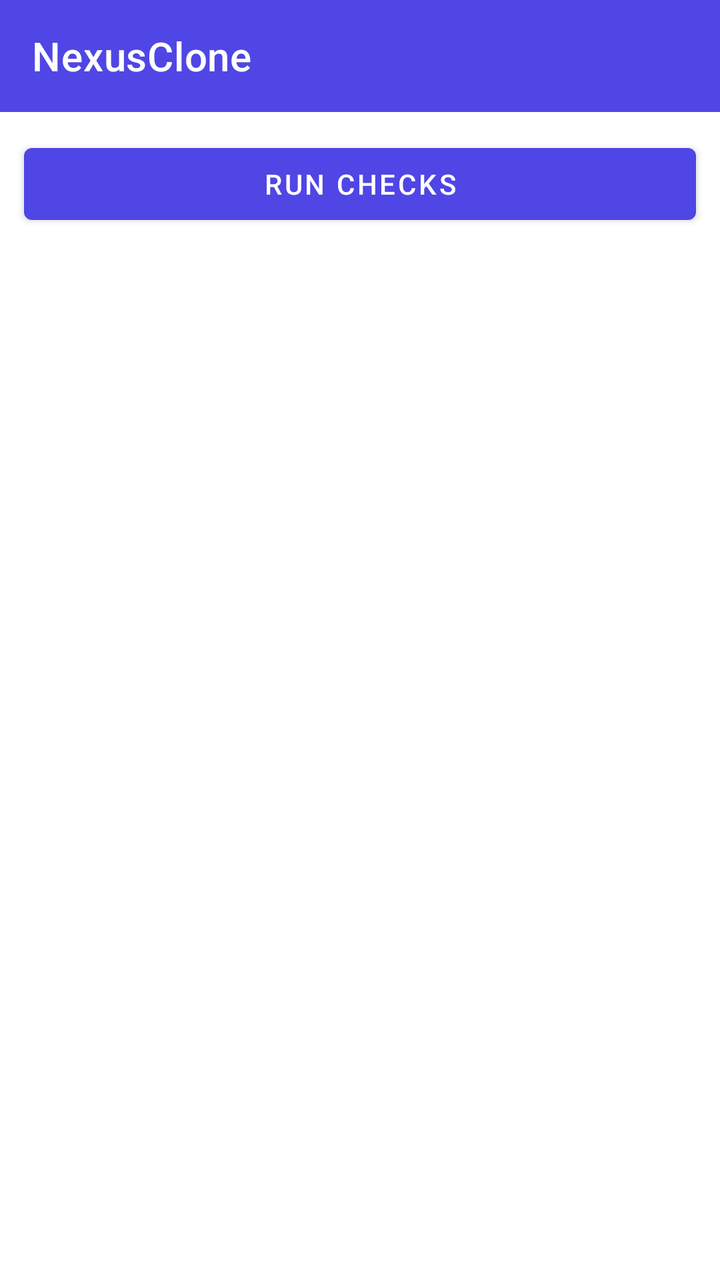
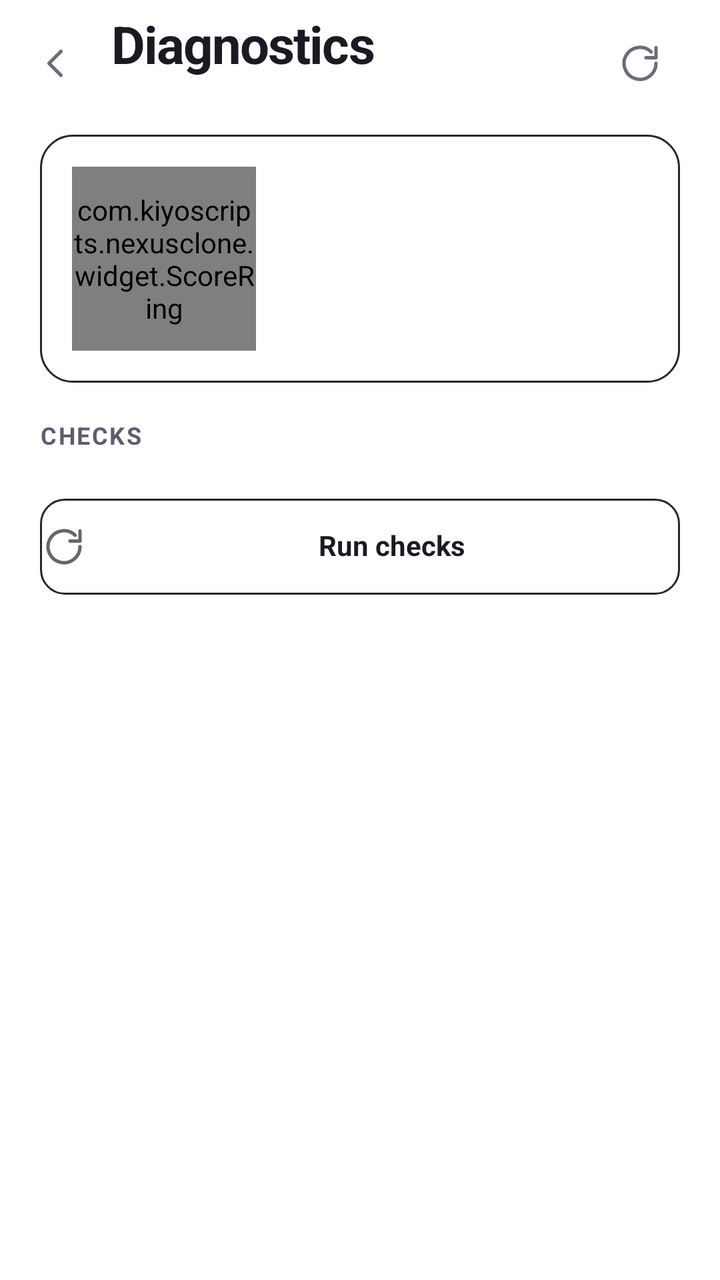

Compare the two renders of this Android layout. The source of the first and the diff that turns it into the second are given below.
<!-- AndroidManifest.xml: application theme Theme.NexusClone -->
<!-- res/layout/activity_diagnostics.xml -->
<?xml version="1.0" encoding="utf-8"?>
<LinearLayout xmlns:android="http://schemas.android.com/apk/res/android"
    android:layout_width="match_parent"
    android:layout_height="match_parent"
    android:orientation="vertical">

    <include
        android:id="@+id/toolbarLayout"
        layout="@layout/view_toolbar" />

    <Button
        android:id="@+id/btnRun"
        android:layout_width="match_parent"
        android:layout_height="wrap_content"
        android:layout_margin="12dp"
        android:text="@string/diag_run" />

    <androidx.recyclerview.widget.RecyclerView
        android:id="@+id/recycler"
        android:layout_width="match_parent"
        android:layout_height="0dp"
        android:layout_weight="1"
        android:clipToPadding="false"
        android:padding="8dp" />

</LinearLayout>
<!-- res/layout/view_toolbar.xml (included above) -->
<?xml version="1.0" encoding="utf-8"?>
<com.google.android.material.appbar.MaterialToolbar xmlns:android="http://schemas.android.com/apk/res/android"
        xmlns:app="http://schemas.android.com/apk/res-auto"
        android:id="@+id/toolbar"
        android:layout_width="match_parent"
        android:layout_height="wrap_content"
        android:theme="@style/ToolBarColorStyle"
        android:background="@color/primary"
        app:title="@string/app_name"
        app:subtitleTextColor="@color/white"
        app:titleTextColor="@color/white">

</com.google.android.material.appbar.MaterialToolbar>
<!-- resources referenced by this layout -->
<resources>
  <color name="white">#FFFFFFFF</color>
  <string name="app_name">NexusClone</string>
  <style name="ToolBarColorStyle" parent="ThemeOverlay.AppCompat.ActionBar">
          <item name="actionMenuTextColor">@color/text_on_brand</item>
          <item name="colorControlNormal">@color/text_on_brand</item>
          <item name="android:forceDarkAllowed" tools:targetApi="q">false</item>
      </style>
  <!-- unchanged entries left out for length: 12 -->
</resources>

<!-- the commit's change to res/layout/activity_diagnostics.xml (unified diff, before → after) -->
@@ -1,40 +1,187 @@
 <?xml version="1.0" encoding="utf-8"?>
 <LinearLayout xmlns:android="http://schemas.android.com/apk/res/android"
+    xmlns:tools="http://schemas.android.com/tools"
     android:layout_width="match_parent"
     android:layout_height="match_parent"
-    android:orientation="vertical">
+    android:background="@color/surface"
+    android:orientation="vertical"
+    android:fitsSystemWindows="true"
+    tools:context=".view.diagnostics.DiagnosticsActivity">
 
-    <include
-        android:id="@+id/toolbarLayout"
-        layout="@layout/view_toolbar" />
-
-    <Button
-        android:id="@+id/btnRun"
+    
+    <LinearLayout
         android:layout_width="match_parent"
         android:layout_height="wrap_content"
-        android:layout_margin="12dp"
-        android:text="@string/diag_run" />
+        android:orientation="horizontal"
+        android:gravity="center_vertical"
+        android:paddingStart="@dimen/space_2"
+        android:paddingEnd="@dimen/gutter"
+        android:paddingTop="@dimen/space_2"
+        android:paddingBottom="@dimen/space_3">
 
-    <androidx.recyclerview.widget.RecyclerView
-        android:id="@+id/recycler"
+        <ImageView
+            android:id="@+id/btnBack"
+            style="@style/Nc.IconButton"
+            android:src="@drawable/ic_nc_arrow_back"
+            android:contentDescription="@string/close" />
+
+        <LinearLayout
+            android:layout_width="0dp"
+            android:layout_height="wrap_content"
+            android:layout_weight="1"
+            android:layout_marginStart="@dimen/space_2"
+            android:orientation="vertical">
+
+            <TextView
+                style="@style/Nc.AppBarTitle"
+                android:layout_width="wrap_content"
+                android:layout_height="wrap_content"
+                android:text="@string/diag_title" />
+
+            <TextView
+                android:id="@+id/subtitle"
+                style="@style/Nc.AppBarSub"
+                android:layout_width="wrap_content"
+                android:layout_height="wrap_content"
+                android:layout_marginTop="3dp" />
+        </LinearLayout>
+
+        <ImageView
+            android:id="@+id/btnRerun"
+            style="@style/Nc.IconButton"
+            android:src="@drawable/ic_nc_refresh"
+            android:contentDescription="@string/diag_run" />
+    </LinearLayout>
+
+    <ScrollView
         android:layout_width="match_parent"
         android:layout_height="0dp"
         android:layout_weight="1"
-        android:clipToPadding="false"
-        android:padding="8dp" />
+        android:fillViewport="true"
+        android:scrollbars="none">
+
+        <LinearLayout
+            android:layout_width="match_parent"
+            android:layout_height="wrap_content"
+            android:orientation="vertical"
+            android:paddingStart="@dimen/gutter"
+            android:paddingEnd="@dimen/gutter"
+            android:paddingBottom="@dimen/body_bottom_inset">
+
+            
+            <LinearLayout
+                android:layout_width="match_parent"
+                android:layout_height="wrap_content"
+                android:background="@drawable/bg_card"
+                android:orientation="horizontal"
+                android:gravity="center_vertical"
+                android:padding="@dimen/space_4">
+
+                <FrameLayout
+                    android:layout_width="@dimen/ring_size"
+                    android:layout_height="@dimen/ring_size">
+
+                    <com.kiyoscripts.nexusclone.widget.ScoreRing
+                        android:id="@+id/ring"
+                        android:layout_width="match_parent"
+                        android:layout_height="match_parent" />
+
+                    <LinearLayout
+                        android:layout_width="match_parent"
+                        android:layout_height="match_parent"
+                        android:orientation="vertical"
+                        android:gravity="center">
+
+                        <TextView
+                            android:id="@+id/ringNum"
+                            android:layout_width="wrap_content"
+                            android:layout_height="wrap_content"
+                            android:textSize="21sp"
+                            android:textStyle="bold"
+                            android:textColor="@color/text_primary"
+                            android:includeFontPadding="false"
+                            android:gravity="center" />
+
+                        <TextView
+                            android:id="@+id/ringDen"
+                            android:layout_width="wrap_content"
+                            android:layout_height="wrap_content"
+                            android:textSize="11sp"
+                            android:textColor="@color/text_tertiary"
+                            android:includeFontPadding="false"
+                            android:gravity="center" />
+                    </LinearLayout>
+                </FrameLayout>
+
+                <LinearLayout
+                    android:layout_width="0dp"
+                    android:layout_height="wrap_content"
+                    android:layout_weight="1"
+                    android:layout_marginStart="@dimen/space_5"
+                    android:orientation="vertical">
+
+                    <TextView
+                        android:id="@+id/ringTitle"
+                        style="@style/Text.Headline"
+                        android:layout_width="wrap_content"
+                        android:layout_height="wrap_content" />
+
+                    <TextView
+                        android:id="@+id/ringSub"
+                        style="@style/Text.Caption"
+                        android:layout_width="wrap_content"
+                        android:layout_height="wrap_content"
+                        android:layout_marginTop="3dp" />
+
+                    <TextView
+                        android:id="@+id/ringMeta"
+                        style="@style/Text.Mono"
+                        android:layout_width="wrap_content"
+                        android:layout_height="wrap_content"
+                        android:layout_marginTop="2dp"
+                        android:textSize="11sp"
+                        android:textColor="@color/text_tertiary" />
+                </LinearLayout>
+            </LinearLayout>
+
+            <TextView
+                style="@style/Nc.SectionHead"
+                android:layout_width="wrap_content"
+                android:layout_height="wrap_content"
+                android:layout_marginTop="@dimen/space_5"
+                android:text="Checks" />
+
+            <androidx.recyclerview.widget.RecyclerView
+                android:id="@+id/recycler"
+                android:layout_width="match_parent"
+                android:layout_height="wrap_content"
+                android:layout_marginTop="@dimen/space_2"
+                android:nestedScrollingEnabled="false" />
+
+            <TextView
+                android:id="@+id/btnRunAll"
+                style="@style/Nc.Button.Ghost"
+                android:layout_width="match_parent"
+                android:layout_height="@dimen/button_height"
+                android:layout_marginTop="@dimen/space_4"
+                android:text="@string/diag_run"
+                android:drawableStart="@drawable/ic_nc_refresh"
+                android:drawablePadding="@dimen/space_2"
+                android:gravity="center" />
+        </LinearLayout>
+    </ScrollView>
+
+    
+    <FrameLayout
+        android:id="@+id/toolbarLayout"
+        android:layout_width="match_parent"
+        android:layout_height="0dp"
+        android:visibility="gone">
+
+        <com.google.android.material.appbar.MaterialToolbar
+            android:id="@+id/toolbar"
+            android:layout_width="match_parent"
+            android:layout_height="wrap_content" />
+    </FrameLayout>
 
 </LinearLayout>
-<!-- res/layout/view_toolbar.xml (included above) -->
-<?xml version="1.0" encoding="utf-8"?>
-<com.google.android.material.appbar.MaterialToolbar xmlns:android="http://schemas.android.com/apk/res/android"
-        xmlns:app="http://schemas.android.com/apk/res-auto"
-        android:id="@+id/toolbar"
-        android:layout_width="match_parent"
-        android:layout_height="wrap_content"
-        android:theme="@style/ToolBarColorStyle"
-        android:background="@color/primary"
-        app:title="@string/app_name"
-        app:subtitleTextColor="@color/white"
-        app:titleTextColor="@color/white">
-
-</com.google.android.material.appbar.MaterialToolbar>
<!-- resource entries referenced after the edit -->
@@ -1,12 +1,147 @@
 <!-- resources referenced by this layout -->
 <resources>
-  <color name="white">#FFFFFFFF</color>
-  <string name="app_name">NexusClone</string>
-  <style name="ToolBarColorStyle" parent="ThemeOverlay.AppCompat.ActionBar">
-          <item name="actionMenuTextColor">@color/text_on_brand</item>
-          <item name="colorControlNormal">@color/text_on_brand</item>
-          <item name="android:forceDarkAllowed" tools:targetApi="q">false</item>
+  <color name="text_primary">@color/primary_text</color>
+  <color name="text_tertiary">#5C5C70</color>
+  <dimen name="body_bottom_inset">96dp</dimen>
+  <dimen name="button_height">48dp</dimen>
+  <dimen name="gutter">20dp</dimen>
+  <dimen name="ring_size">92dp</dimen>
+  <dimen name="space_2">8dp</dimen>
+  <dimen name="space_3">12dp</dimen>
+  <dimen name="space_4">16dp</dimen>
+  <dimen name="space_5">20dp</dimen>
+  <!-- drawable bg_card (drawable) -->
+  <?xml version="1.0" encoding="utf-8"?>
+  <shape xmlns:android="http://schemas.android.com/apk/res/android"
+      android:shape="rectangle">
+      <solid android:color="@color/surface_raised" />
+      <corners android:radius="@dimen/radius_card" />
+      <stroke
+          android:width="@dimen/hairline"
+          android:color="@color/hairline" />
+  </shape>
+  <!-- drawable ic_nc_arrow_back (drawable) -->
+  <?xml version="1.0" encoding="utf-8"?>
+  <vector xmlns:android="http://schemas.android.com/apk/res/android"
+      android:width="24dp"
+      android:height="24dp"
+      android:viewportWidth="24"
+      android:viewportHeight="24"
+      android:tint="?attr/colorControlNormal">
+      <path
+          android:pathData="M14.5,6 L8.5,12 L14.5,18"
+          android:strokeColor="#FF000000"
+          android:strokeWidth="1.7"
+          android:strokeLineCap="round"
+          android:strokeLineJoin="round"
+          android:fillColor="#00000000" />
+  </vector>
+  <!-- drawable ic_nc_refresh (drawable) -->
+  <?xml version="1.0" encoding="utf-8"?>
+  <vector xmlns:android="http://schemas.android.com/apk/res/android"
+      android:width="24dp"
+      android:height="24dp"
+      android:viewportWidth="24"
+      android:viewportHeight="24"
+      android:tint="?attr/colorControlNormal">
+      <path
+          android:pathData="M20,12 A8,8 0 1 1 17.6,6.3"
+          android:strokeColor="#FF000000"
+          android:strokeWidth="1.7"
+          android:strokeLineCap="round"
+          android:strokeLineJoin="round"
+          android:fillColor="#00000000" />
+      <path
+          android:pathData="M20,4.2 V9.2 H15"
+          android:strokeColor="#FF000000"
+          android:strokeWidth="1.7"
+          android:strokeLineCap="round"
+          android:strokeLineJoin="round"
+          android:fillColor="#00000000" />
+  </vector>
+  <string name="close">Close</string>
+  <string name="diag_title">Diagnostics</string>
+  <style name="Nc.AppBarSub" parent="Text.AppBarSub" />
+  <style name="Nc.AppBarTitle" parent="Text.AppBarTitle" />
+  <style name="Nc.Button.Ghost" parent="Nc.Button">
+          <item name="android:background">@drawable/bg_button_ghost</item>
+          <item name="android:textColor">@color/text_primary</item>
       </style>
+  <style name="Nc.IconButton">
+          <item name="android:layout_width">@dimen/iconbtn_size</item>
+          <item name="android:layout_height">@dimen/iconbtn_size</item>
+          <item name="android:background">?attr/selectableItemBackgroundBorderless</item>
+          <item name="android:padding">@dimen/space_2</item>
+          <item name="android:scaleType">fitCenter</item>
+          <item name="android:tint">@color/text_secondary</item>
+      </style>
+  <style name="Nc.SectionHead" parent="Text.SectionHead">
+          <item name="android:layout_marginTop">@dimen/section_head_top</item>
+      </style>
+  <style name="Text.Caption">
+          <item name="android:textColor">@color/secondary_text</item>
+          <item name="android:textSize">12sp</item>
+      </style>
+  <style name="Text.Headline">
+          <item name="android:textSize">17sp</item>
+          <item name="android:textColor">@color/text_primary</item>
+          <item name="android:textStyle">bold</item>
+          <item name="android:includeFontPadding">false</item>
+      </style>
+  <style name="Text.Mono">
+          <item name="android:textSize">13sp</item>
+          <item name="android:textColor">@color/text_secondary</item>
+          <item name="android:fontFamily">monospace</item>
+          <item name="android:includeFontPadding">false</item>
+      </style>
+  <dimen name="radius_card">16dp</dimen>
+  <dimen name="hairline">1dp</dimen>
+  <color name="hairline">#262633</color>
+  <style name="Text.AppBarSub">
+          <item name="android:textSize">12sp</item>
+          <item name="android:textColor">@color/text_secondary</item>
+          <item name="android:includeFontPadding">false</item>
+      </style>
+  <style name="Text.AppBarTitle">
+          <item name="android:textSize">26sp</item>
+          <item name="android:textColor">@color/text_primary</item>
+          <item name="android:textStyle">bold</item>
+          <item name="android:letterSpacing">-0.025</item>
+          <item name="android:includeFontPadding">false</item>
+      </style>
+  <style name="Nc.Button">
+          <item name="android:layout_height">@dimen/button_height</item>
+          <item name="android:minHeight">@dimen/button_height</item>
+          <item name="android:textSize">14sp</item>
+          <item name="android:textStyle">bold</item>
+          <item name="android:textAllCaps">false</item>
+          <item name="android:gravity">center</item>
+          <item name="android:includeFontPadding">false</item>
+          <item name="android:stateListAnimator">@null</item>
+      </style>
+  <!-- drawable bg_button_ghost (drawable) -->
+  <?xml version="1.0" encoding="utf-8"?>
+  <shape xmlns:android="http://schemas.android.com/apk/res/android"
+      android:shape="rectangle">
+      <solid android:color="@android:color/transparent" />
+      <corners android:radius="@dimen/radius_input" />
+      <stroke
+          android:width="@dimen/hairline"
+          android:color="@color/hairline" />
+  </shape>
+  <dimen name="iconbtn_size">40dp</dimen>
+  <color name="text_secondary">@color/secondary_text</color>
+  <style name="Text.SectionHead">
+          <item name="android:textSize">12sp</item>
+          <item name="android:textColor">@color/text_tertiary</item>
+          <item name="android:textStyle">bold</item>
+          <item name="android:textAllCaps">true</item>
+          <item name="android:letterSpacing">0.07</item>
+          <item name="android:includeFontPadding">false</item>
+      </style>
+  <dimen name="section_head_top">8dp</dimen>
+  <color name="secondary_text">#6B6B7B</color>
+  <dimen name="radius_input">12dp</dimen>
   <!-- unchanged entries left out for length: 12 -->
 </resources>
 
